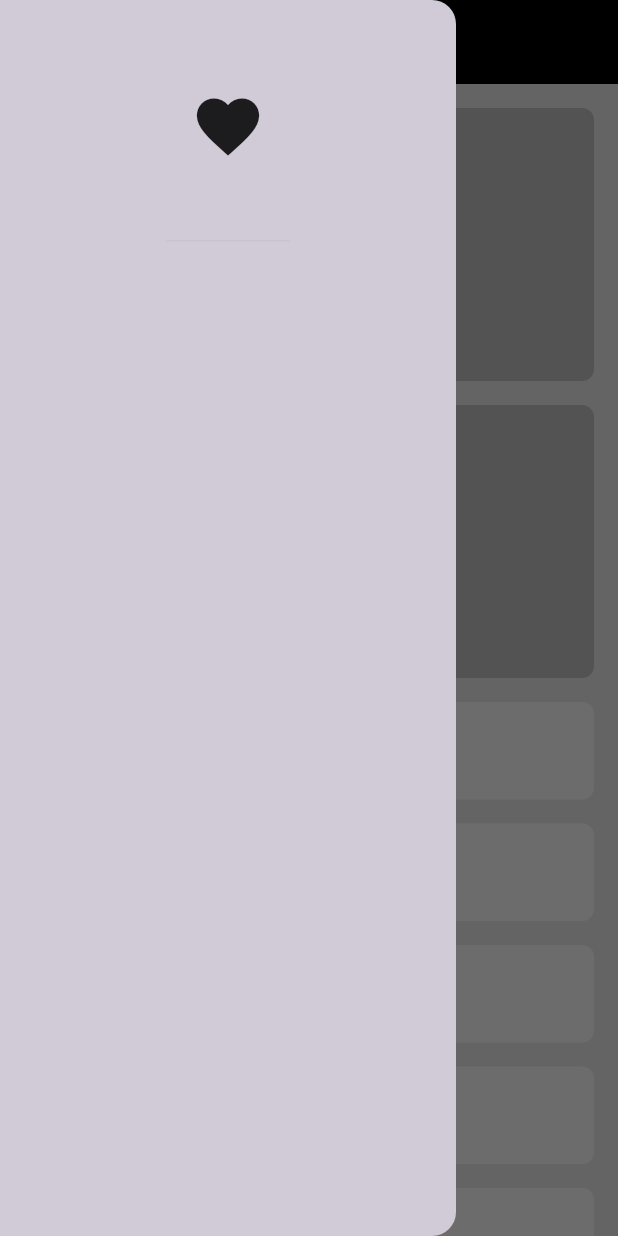
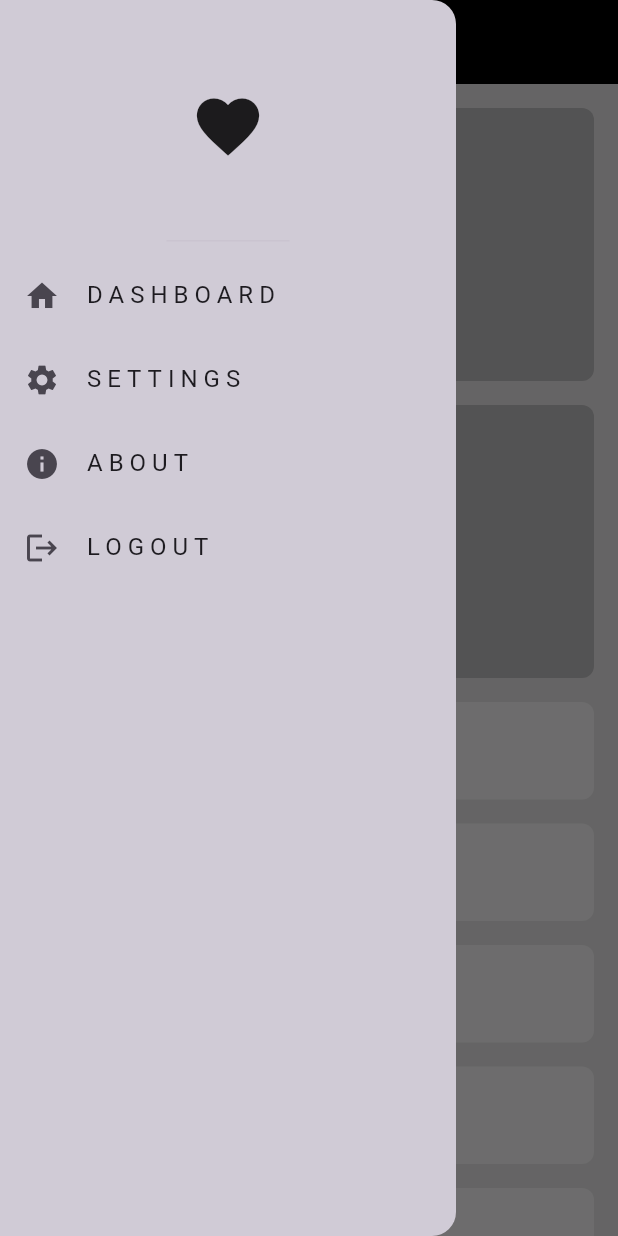
Before and after one commit to KingNarmar/adaptaive_app, a Flutter app: the screen it shows after launch, with the side drawer open, on a phone screen of 412 x 824 dp. Run offline on Flutter 3.47's test engine with Material 3 defaults, Android fonts, the light colour scheme and no system bars.

Commit message:
Video 21 Mobile layout done

```diff
--- a/lib/models/custom_drawer_item_model.dart
+++ b/lib/models/custom_drawer_item_model.dart
@@ -5,5 +5,5 @@ class CustomDrawerItemModel {
 
   final String text;
 
-  CustomDrawerItemModel({required this.icon, required this.text});
+ const CustomDrawerItemModel({required this.icon, required this.text});
 }
--- a/lib/screens/widgets/custom_drawer.dart
+++ b/lib/screens/widgets/custom_drawer.dart
@@ -1,3 +1,4 @@
+import 'package:adaptaive_app/screens/widgets/custom_drawer_item_list_view.dart';
 import 'package:flutter/material.dart';
 
 class CustomDrawer extends StatelessWidget {
@@ -15,7 +16,9 @@ class CustomDrawer extends StatelessWidget {
               size: 50,
             ),
           ),
+          CustomDrawerItemListView(),
         ],
-        ));
+      ),
+    );
   }
 }
--- /dev/null
+++ b/lib/screens/widgets/custom_drawer_item_list_view.dart
@@ -0,0 +1,25 @@
+import 'package:adaptaive_app/screens/widgets/custom_drawer_item.dart';
+import 'package:flutter/material.dart';
+
+import '../../models/custom_drawer_item_model.dart';
+
+class CustomDrawerItemListView extends StatelessWidget {
+  const CustomDrawerItemListView({super.key});
+  final List<CustomDrawerItemModel> itemsList = const [
+    CustomDrawerItemModel(icon: Icons.home, text: "DASHBOARD"),
+    CustomDrawerItemModel(icon: Icons.settings, text: "SETTINGS"),
+    CustomDrawerItemModel(icon: Icons.info, text: "ABOUT"),
+    CustomDrawerItemModel(icon: Icons.logout, text: "LOGOUT"),
+  ];
+  @override
+  Widget build(BuildContext context) {
+    return ListView.builder(
+      physics: const NeverScrollableScrollPhysics(),
+      shrinkWrap: true,
+      itemCount: itemsList.length,
+      itemBuilder: (context, index) {
+        return CustomDrawerItem(customDrawerItemModel: itemsList[index]);
+      },
+    );
+  }
+}
```
Lines whose indentation alone changed are shown as unchanged.
